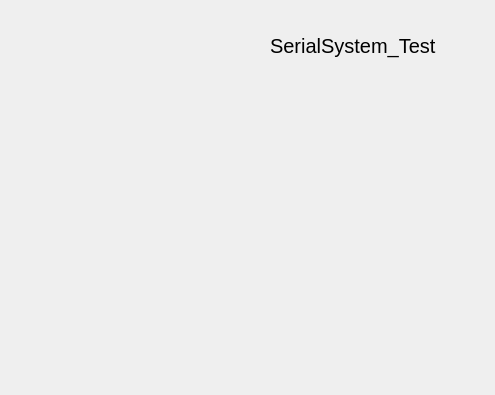
Qt form main/ui/test_auto.ui (Blackrose/Tcutest_SerialSystem) before a commit; both pictures show x 0 to 495 and y 0 to 395 of the 800 by 480 pixel window.
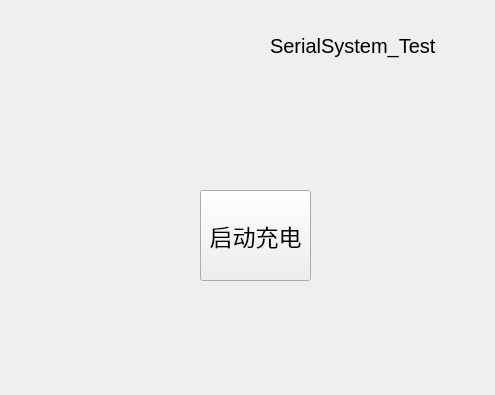
The same form after that commit. Icons and pictures are not drawn.

Commit message: 1.打开gdb调试 2.test_auto.cpp 添加错误,未跳到相应界面 3.区分直流交流

Patch:
```diff
--- a/main/ui/test_auto.ui
+++ b/main/ui/test_auto.ui
@@ -75,6 +75,24 @@
     <string>Back</string>
    </property>
   </widget>
+  <widget class="QPushButton" name="start_but">
+   <property name="geometry">
+    <rect>
+     <x>200</x>
+     <y>190</y>
+     <width>111</width>
+     <height>91</height>
+    </rect>
+   </property>
+   <property name="font">
+    <font>
+     <pointsize>17</pointsize>
+    </font>
+   </property>
+   <property name="text">
+    <string>启动充电</string>
+   </property>
+  </widget>
  </widget>
  <resources/>
  <connections/>
```
The commit also changes 10 other files.
